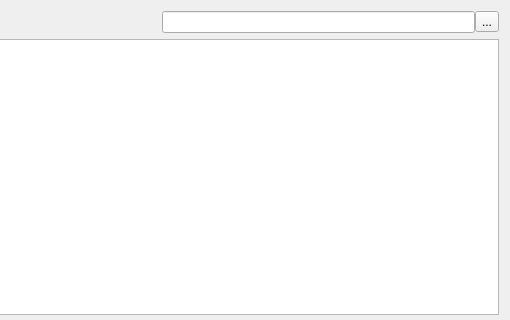
The window that E5Network/E5NetworkMonitor.ui (testmana2/test) describes before a commit, drawn with Qt 5; both pictures show x 290 to 800 and y 0 to 320 of the 800 by 600 pixel window.
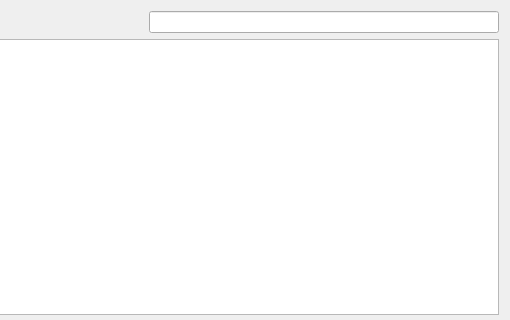
The same window after the commit. Custom widgets are drawn as their Qt base class.

Commit message: Changed a bunch of forms to use the E5ClearableLineEdit and E5ClearableComboBox.

```diff
--- a/E5Network/E5NetworkMonitor.ui
+++ b/E5Network/E5NetworkMonitor.ui
@@ -45,19 +45,18 @@
         <number>0</number>
        </property>
        <item>
-        <widget class="QLineEdit" name="searchEdit">
+        <widget class="E5ClearableLineEdit" name="searchEdit">
+         <property name="minimumSize">
+          <size>
+           <width>350</width>
+           <height>0</height>
+          </size>
+         </property>
          <property name="toolTip">
           <string>Enter search term for requests</string>
          </property>
         </widget>
        </item>
-       <item>
-        <widget class="QToolButton" name="clearButton">
-         <property name="text">
-          <string>...</string>
-         </property>
-        </widget>
-       </item>
       </layout>
      </item>
     </layout>
@@ -189,6 +188,11 @@
   </layout>
  </widget>
  <customwidgets>
+  <customwidget>
+   <class>E5ClearableLineEdit</class>
+   <extends>QLineEdit</extends>
+   <header>E5Gui/E5LineEdit.h</header>
+  </customwidget>
   <customwidget>
    <class>E5TableView</class>
    <extends>QTableView</extends>
```
Left out of the diff: 17 changed lines with no effect on the pictures. The commit also changes 61 other files.
